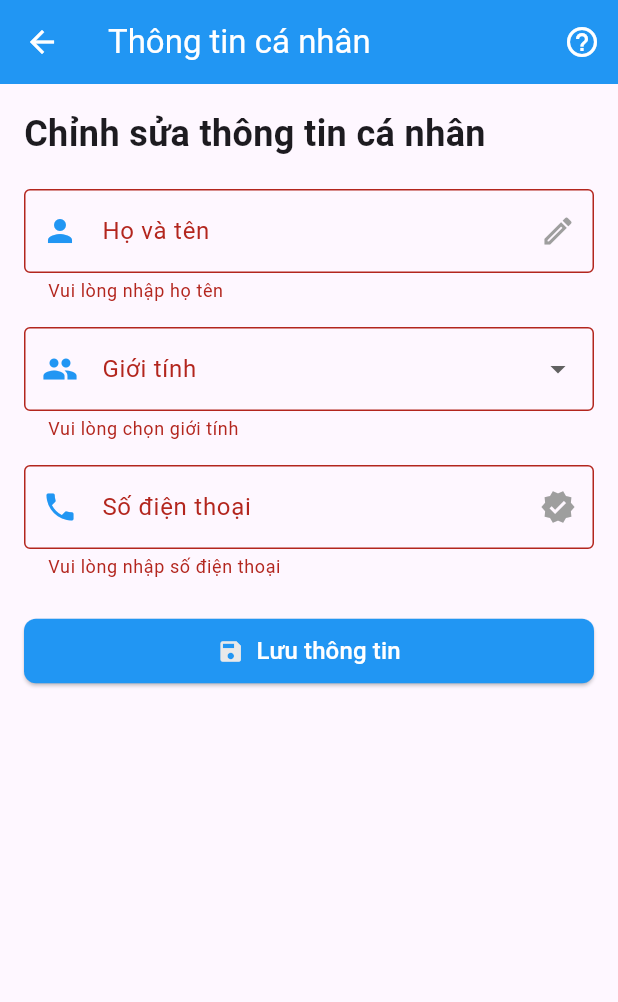
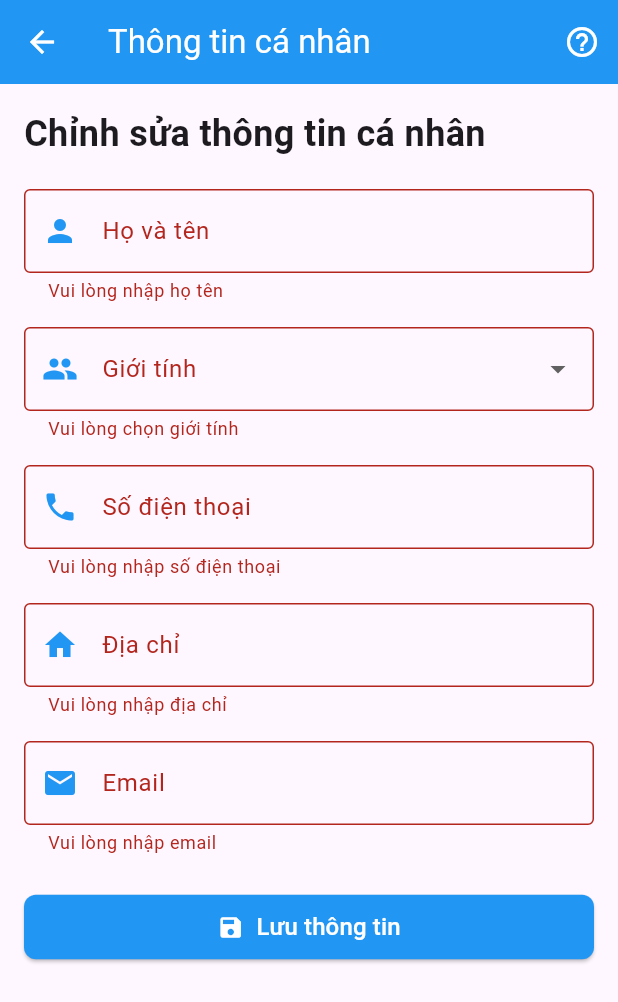
Before and after one commit to nhatkhoa1603/DoAnMon, a Flutter app: the PersonalInfoScreen screen opened by its route, after a tap on "Lưu thông tin", on a phone screen of 412 x 824 dp. Shown: the top 1002 px of the screen. Run offline on Flutter 3.47's test engine with Material 3 defaults, Android fonts, the phone set to English and light mode, and no system bars; network calls fail.

Commit message:
chinh sua thong tin ca nhan

```diff
--- a/Flutter/lib/view/thongtincanhan.dart
+++ b/Flutter/lib/view/thongtincanhan.dart
@@ -1,7 +1,10 @@
 import 'package:flutter/material.dart';
+import 'package:http/http.dart' as http;
+import 'dart:convert';
+import '../model/thongTinCaNhan.dart';
 
 class PersonalInfoScreen extends StatefulWidget {
-  const PersonalInfoScreen({Key? key}) : super(key: key);
+  PersonalInfoScreen({Key? key}) : super(key: key);
 
   @override
   _PersonalInfoScreenState createState() => _PersonalInfoScreenState();
@@ -12,6 +15,64 @@ class _PersonalInfoScreenState extends State<PersonalInfoScreen> {
   String? _selectedGender;
   final TextEditingController _nameController = TextEditingController();
   final TextEditingController _phoneController = TextEditingController();
+  final TextEditingController _diaChiController = TextEditingController();
+  final TextEditingController _emailController = TextEditingController();
+
+  @override
+  void initState() {
+    super.initState();
+    _fetchUserInfo();
+  }
+
+  Future<void> _fetchUserInfo() async {
+    final response = await http.get(Uri.parse("https://localhost:7042/khachHang/5"));
+
+    if (response.statusCode == 200) {
+      final data = json.decode(response.body);
+      setState(() {
+        final user = thongTinCaNhan.fromJson(data);
+        _nameController.text = user.tenKhachHang;
+        _selectedGender = user.gioiTinh;
+        _phoneController.text = user.soDienThoai;
+        _diaChiController.text = user.diaChi ?? "";
+        _emailController.text = user.email;
+      });
+    } else {
+      ScaffoldMessenger.of(context).showSnackBar(
+        SnackBar(
+          content: const Text('Không thể tải thông tin người dùng'),
+          backgroundColor: Colors.red,
+        ),
+      );
+    }
+  }
+
+  Future<void> _updateUserInfo() async {
+    final updatedUser = {
+      "tenKhachHang": _nameController.text.trim(),
+      "gioiTinh": _selectedGender,
+      "soDienThoai": _phoneController.text.trim(),
+      "diaChi": _diaChiController.text.trim(),
+      "email": _emailController.text.trim(),
+    };
+
+    final response = await http.put(
+      Uri.parse("https://localhost:7042/khachHang/Sua/5"),
+      headers: {"Content-Type": "application/json"},
+      body: json.encode(updatedUser),
+    );
+
+    if (response.statusCode == 200) {
+      _showSuccessDialog();
+    } else {
+      ScaffoldMessenger.of(context).showSnackBar(
+        SnackBar(
+          content: const Text('Cập nhật thông tin thất bại'),
+          backgroundColor: Colors.red,
+        ),
+      );
+    }
+  }
 
   void _showSuccessDialog() {
     showDialog(
@@ -87,10 +148,9 @@ class _PersonalInfoScreenState extends State<PersonalInfoScreen> {
                   labelText: 'Họ và tên',
                   border: OutlineInputBorder(),
                   prefixIcon: Icon(Icons.person, color: Colors.blue),
-                  suffixIcon: Icon(Icons.edit_outlined, color: Colors.grey),
                 ),
                 validator: (value) {
-                  if (value == null || value.isEmpty) {
+                  if (value == null || value.trim().isEmpty) {
                     return 'Vui lòng nhập họ tên';
                   }
                   return null;
@@ -145,11 +205,10 @@ class _PersonalInfoScreenState extends State<PersonalInfoScreen> {
                   labelText: 'Số điện thoại',
                   border: OutlineInputBorder(),
                   prefixIcon: Icon(Icons.phone, color: Colors.blue),
-                  suffixIcon: Icon(Icons.verified, color: Colors.grey),
                 ),
                 keyboardType: TextInputType.phone,
                 validator: (value) {
-                  if (value == null || value.isEmpty) {
+                  if (value == null || value.trim().isEmpty) {
                     return 'Vui lòng nhập số điện thoại';
                   }
                   if (!RegExp(r'^\d{10}$').hasMatch(value)) {
@@ -158,43 +217,52 @@ class _PersonalInfoScreenState extends State<PersonalInfoScreen> {
                   return null;
                 },
               ),
+              const SizedBox(height: 16),
+              TextFormField(
+                controller: _diaChiController,
+                decoration: const InputDecoration(
+                  labelText: 'Địa chỉ',
+                  border: OutlineInputBorder(),
+                  prefixIcon: Icon(Icons.home, color: Colors.blue),
+                ),
+                validator: (value) {
+                  if (value == null || value.trim().isEmpty) {
+                    return 'Vui lòng nhập địa chỉ';
+                  }
+                  return null;
+                },
+              ),
+              const SizedBox(height: 16),
+              TextFormField(
+                controller: _emailController,
+                decoration: const InputDecoration(
+                  labelText: 'Email',
+                  border: OutlineInputBorder(),
+                  prefixIcon: Icon(Icons.email, color: Colors.blue),
+                ),
+                validator: (value) {
+                  if (value == null || value.trim().isEmpty) {
+                    return 'Vui lòng nhập email';
+                  }
+                  return null;
+                },
+              ),
               const SizedBox(height: 24),
               SizedBox(
                 width: double.infinity,
                 child: ElevatedButton.icon(
-                  icon: const Icon(Icons.save, color: Color.fromARGB(255, 233, 233, 233)),
+                  icon: const Icon(Icons.save, color: Colors.white),
                   label: const Text(
                     'Lưu thông tin',
-                    style: TextStyle(
-                      fontSize: 16,
-                      color: Colors.white,
-                    ),
+                    style: TextStyle(fontSize: 16, color: Colors.white),
                   ),
                   onPressed: () {
                     if (_formKey.currentState!.validate()) {
-                      _showSuccessDialog();
-
-                      ScaffoldMessenger.of(context).showSnackBar(
-                        SnackBar(
-                          content: Row(
-                            children: const [
-                              Icon(Icons.check_circle, color: Colors.white),
-                              SizedBox(width: 10),
-                              Text('Đã lưu thông tin thành công'),
-                            ],
-                          ),
-                          backgroundColor: Colors.green,
-                          duration: const Duration(seconds: 2),
-                          behavior: SnackBarBehavior.floating,
-                          shape: RoundedRectangleBorder(
-                            borderRadius: BorderRadius.circular(10),
-                          ),
-                        ),
-                      );
+                      _updateUserInfo();
                     }
                   },
                   style: ElevatedButton.styleFrom(
-                    padding: const EdgeInsets.symmetric(vertical: 10),  // Changed from 15 to 10
+                    padding: const EdgeInsets.symmetric(vertical: 10),
                     backgroundColor: Colors.blue,
                     shape: RoundedRectangleBorder(
                       borderRadius: BorderRadius.circular(8),
@@ -213,6 +281,8 @@ class _PersonalInfoScreenState extends State<PersonalInfoScreen> {
   void dispose() {
     _nameController.dispose();
     _phoneController.dispose();
+    _diaChiController.dispose();
+    _emailController.dispose();
     super.dispose();
   }
 }
```
